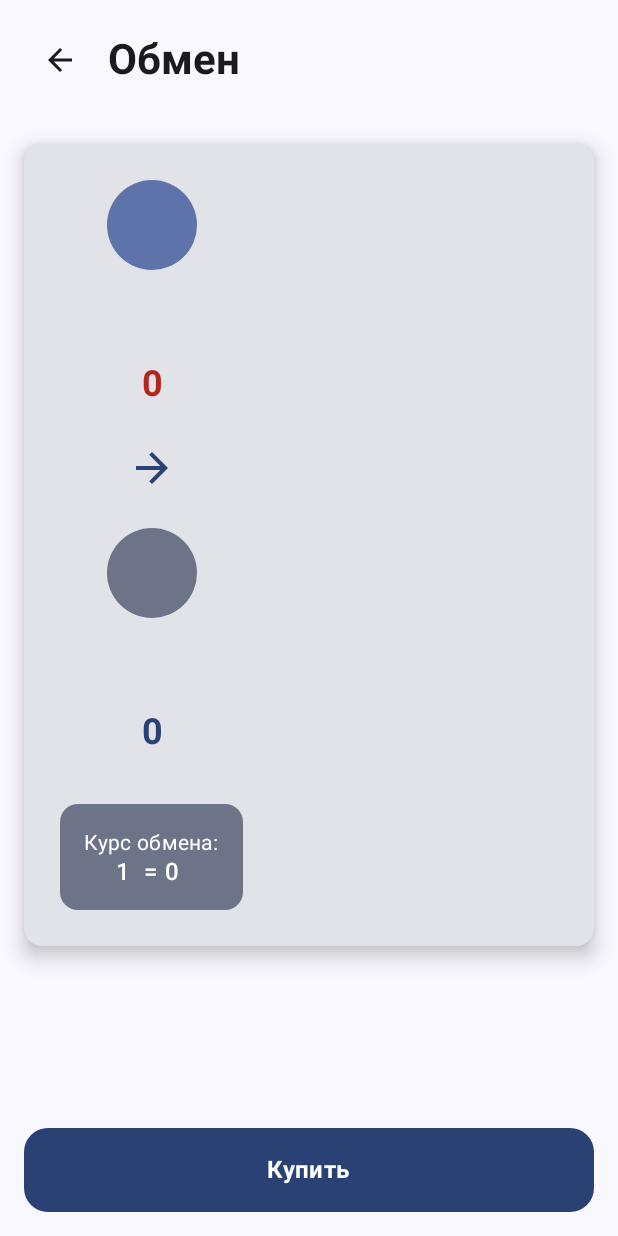
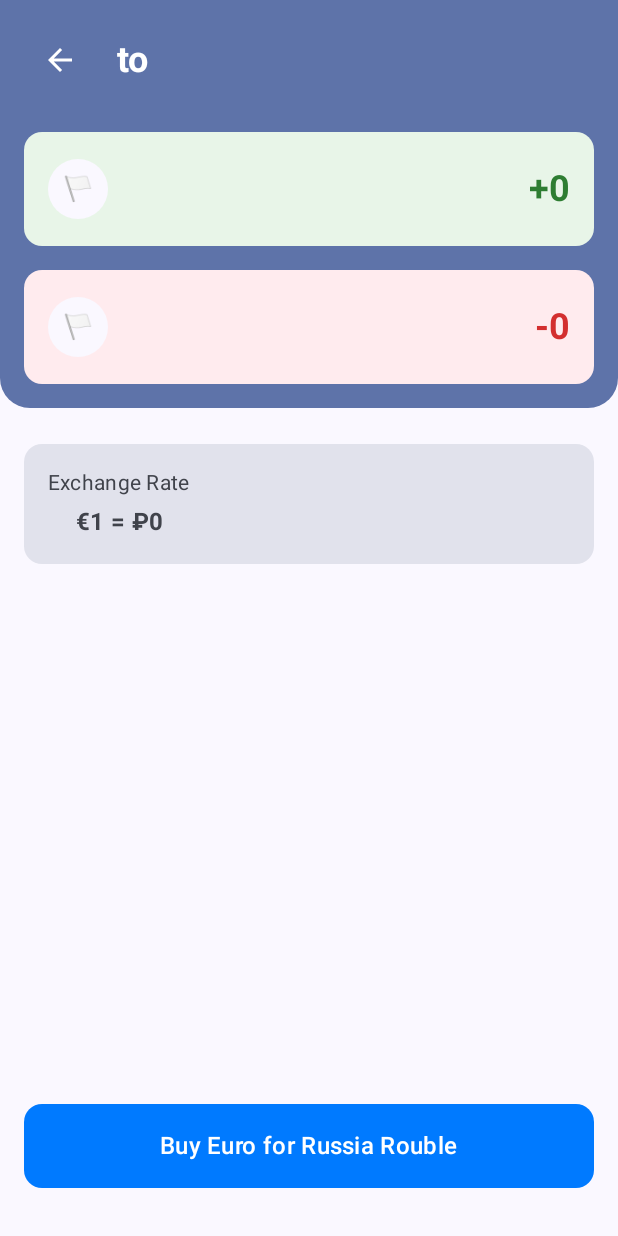
Before and after one commit to Chernuhin-Dmitriy/CurrencyConverter, an Android app built with Jetpack Compose: the composable ExchangeScreen called with empty values, on a phone screen of 412 x 824 dp. Run offline under Robolectric (Android 15) with nearby library versions, the phone set to English and light mode, and no system bars; our stand-ins replace Dagger/Hilt's generated code, Room's generated code.

Commit message:
Fix ExchangeScreen

```diff
--- a/app/src/main/java/com/example/currencyconverter/presentation/ExchangeScreen.kt
+++ b/app/src/main/java/com/example/currencyconverter/presentation/ExchangeScreen.kt
@@ -5,11 +5,11 @@ import androidx.compose.foundation.layout.*
 import androidx.compose.foundation.shape.RoundedCornerShape
 import androidx.compose.material.icons.Icons
 import androidx.compose.material.icons.filled.ArrowBack
-import androidx.compose.material.icons.filled.ArrowForward
 import androidx.compose.material3.*
 import androidx.compose.runtime.*
 import androidx.compose.ui.Alignment
 import androidx.compose.ui.Modifier
+import androidx.compose.ui.graphics.Color
 import androidx.compose.ui.platform.LocalContext
 import androidx.compose.ui.res.stringResource
 import androidx.compose.ui.text.font.FontWeight
@@ -51,7 +51,18 @@ fun ExchangeScreen(
     Column(
         modifier = Modifier
             .fillMaxSize()
-            .padding(16.dp)
+            .background(MaterialTheme.colorScheme.surface)
+    ) {
+        // Header
+        Card(
+            modifier = Modifier.fillMaxWidth(),
+            shape = RoundedCornerShape(bottomStart = 20.dp, bottomEnd = 20.dp),
+            colors = CardDefaults.cardColors(
+                containerColor = MaterialTheme.colorScheme.primaryContainer
+            )
+        ) {
+            Column(
+                modifier = Modifier.padding(16.dp)
             ) {
                 // Toolbar
                 Row(
@@ -61,63 +72,53 @@ fun ExchangeScreen(
                     IconButton(onClick = onNavigateBack) {
                         Icon(
                             imageVector = Icons.Default.ArrowBack,
-                    contentDescription = null //stringResource(R.string.back)
+                            contentDescription = "Back",
+                            tint = MaterialTheme.colorScheme.onPrimaryContainer
                         )
                     }
 
                     Text(
-                text = stringResource(R.string.nav_exchange),
-                style = MaterialTheme.typography.headlineMedium,
+                        text = "${uiState.fromCurrency} to ${uiState.toCurrency}",
+                        style = MaterialTheme.typography.headlineSmall,
                         fontWeight = FontWeight.Bold,
+                        color = MaterialTheme.colorScheme.onPrimaryContainer,
                         modifier = Modifier.padding(start = 8.dp)
                     )
                 }
 
-        Spacer(modifier = Modifier.height(32.dp))
+                Spacer(modifier = Modifier.height(24.dp))
 
-        // Карточка с информацией об обмене
-        Card(
-            modifier = Modifier.fillMaxWidth(),
-            elevation = CardDefaults.cardElevation(defaultElevation = 8.dp)
-        ) {
-            Column(
-                modifier = Modifier.padding(24.dp),
-                horizontalAlignment = Alignment.CenterHorizontally
-            ) {
-                // От валюты
-                ExchangeCurrencyInfo(
+                // Покупаемая валюта (сверху, зеленая)
+                ExchangeCurrencyCard(
+                    currencyCode = uiState.toCurrency,
+                    amount = uiState.toAmount,
+                    context = context,
+                    isPositive = true,
+                    prefix = "+"
+                )
+
+                Spacer(modifier = Modifier.height(16.dp))
+
+                // Продаваемая валюта (снизу, красная)
+                ExchangeCurrencyCard(
                     currencyCode = uiState.fromCurrency,
                     amount = uiState.fromAmount,
                     context = context,
-                    isFrom = true
+                    isPositive = false,
+                    prefix = "-"
                 )
+            }
+        }
 
         Spacer(modifier = Modifier.height(24.dp))
 
-                // Стрелка
-                Icon(
-                    imageVector = Icons.Default.ArrowForward,
-                    contentDescription = null,
-                    modifier = Modifier.size(32.dp),
-                    tint = MaterialTheme.colorScheme.primary
-                )
-
-                Spacer(modifier = Modifier.height(24.dp))
-
-                // К валюте
-                ExchangeCurrencyInfo(
-                    currencyCode = uiState.toCurrency,
-                    amount = uiState.toAmount,
-                    context = context,
-                    isFrom = false
-                )
-
-                Spacer(modifier = Modifier.height(32.dp))
-
         // Курс обмена
         Card(
+            modifier = Modifier
+                .fillMaxWidth()
+                .padding(horizontal = 16.dp),
             colors = CardDefaults.cardColors(
-                        containerColor = MaterialTheme.colorScheme.secondaryContainer
+                containerColor = MaterialTheme.colorScheme.surfaceVariant
             )
         ) {
             Column(
@@ -125,18 +126,17 @@ fun ExchangeScreen(
                 horizontalAlignment = Alignment.CenterHorizontally
             ) {
                 Text(
-                            text = stringResource(R.string.exchange_rate),
+                    text = "Exchange Rate",
                     style = MaterialTheme.typography.bodyMedium,
-                            color = MaterialTheme.colorScheme.onSecondaryContainer
+                    color = MaterialTheme.colorScheme.onSurfaceVariant
                 )
+                Spacer(modifier = Modifier.height(4.dp))
                 Text(
-                            text = "1 ${uiState.fromCurrency} = ${CurrencyUtils.formatAmount(uiState.exchangeRate)} ${uiState.toCurrency}",
-                            style = MaterialTheme.typography.bodyLarge,
-                            fontWeight = FontWeight.Medium,
-                            color = MaterialTheme.colorScheme.onSecondaryContainer
+                    text = "€1 = ₽${CurrencyUtils.formatAmount(uiState.exchangeRate)}",
+                    style = MaterialTheme.typography.titleMedium,
+                    fontWeight = FontWeight.Bold,
+                    color = MaterialTheme.colorScheme.onSurfaceVariant
                 )
-                    }
-                }
             }
         }
 
@@ -145,7 +145,9 @@ fun ExchangeScreen(
         // Сообщение об ошибке
         uiState.errorMessage?.let { error ->
             Card(
-                modifier = Modifier.fillMaxWidth(),
+                modifier = Modifier
+                    .fillMaxWidth()
+                    .padding(horizontal = 16.dp),
                 colors = CardDefaults.cardColors(
                     containerColor = MaterialTheme.colorScheme.errorContainer
                 )
@@ -164,20 +166,26 @@ fun ExchangeScreen(
             onClick = { viewModel.performExchange() },
             modifier = Modifier
                 .fillMaxWidth()
+                .padding(horizontal = 16.dp)
+                .padding(bottom = 32.dp)
                 .height(56.dp),
             enabled = !uiState.isLoading,
-            shape = RoundedCornerShape(16.dp)
+            shape = RoundedCornerShape(12.dp),
+            colors = ButtonDefaults.buttonColors(
+                containerColor = Color(0xFF007AFF)
+            )
         ) {
             if (uiState.isLoading) {
                 CircularProgressIndicator(
                     modifier = Modifier.size(20.dp),
-                    color = MaterialTheme.colorScheme.onPrimary
+                    color = Color.White
                 )
             } else {
                 Text(
-                    text = stringResource(R.string.buy_button),
+                    text = "Buy Euro for Russia Rouble",
                     style = MaterialTheme.typography.titleMedium,
-                    fontWeight = FontWeight.Bold
+                    fontWeight = FontWeight.Medium,
+                    color = Color.White
                 )
             }
         }
@@ -185,69 +193,85 @@ fun ExchangeScreen(
 }
 
 @Composable
-private fun ExchangeCurrencyInfo(
+private fun ExchangeCurrencyCard(
     currencyCode: String,
     amount: Double,
     context: android.content.Context,
-    isFrom: Boolean
+    isPositive: Boolean,
+    prefix: String
 ) {
     val currencyInfo = CurrencyUtils.getCurrencyInfo(context, currencyCode)
+    val backgroundColor = if (isPositive) {
+        Color(0xFFE8F5E8) // Светло-зеленый
+    } else {
+        Color(0xFFFFEBEE) // Светло-красный
+    }
 
-    Column(
-        horizontalAlignment = Alignment.CenterHorizontally
+    val textColor = if (isPositive) {
+        Color(0xFF2E7D32) // Темно-зеленый
+    } else {
+        Color(0xFFD32F2F) // Темно-красный
+    }
+
+    Card(
+        modifier = Modifier.fillMaxWidth(),
+        colors = CardDefaults.cardColors(
+            containerColor = backgroundColor
+        ),
+        shape = RoundedCornerShape(12.dp)
     ) {
-        // Флаг валюты (заглушка)
+        Row(
+            modifier = Modifier
+                .fillMaxWidth()
+                .padding(16.dp),
+            verticalAlignment = Alignment.CenterVertically,
+            horizontalArrangement = Arrangement.SpaceBetween
+        ) {
+            // Флаг и информация о валюте
+            Row(
+                verticalAlignment = Alignment.CenterVertically
+            ) {
+                // Флаг валюты
                 Box(
                     modifier = Modifier
-                .size(60.dp)
+                        .size(40.dp)
                         .background(
-                    color = if (isFrom) {
-                        MaterialTheme.colorScheme.primaryContainer
-                    } else {
-                        MaterialTheme.colorScheme.secondaryContainer
-                    },
-                    shape = RoundedCornerShape(30.dp)
+                            color = MaterialTheme.colorScheme.surface,
+                            shape = RoundedCornerShape(20.dp)
                         ),
                     contentAlignment = Alignment.Center
                 ) {
                     Text(
-                text = currencyCode.take(2),
-                fontSize = 18.sp,
-                fontWeight = FontWeight.Bold,
-                color = if (isFrom) {
-                    MaterialTheme.colorScheme.onPrimaryContainer
-                } else {
-                    MaterialTheme.colorScheme.onSecondaryContainer
-                }
+                        text = CurrencyUtils.getCurrencyFlag(currencyCode),
+                        fontSize = 16.sp
                     )
                 }
 
-        Spacer(modifier = Modifier.height(8.dp))
+                Spacer(modifier = Modifier.width(12.dp))
 
+                Column {
+                    Text(
+                        text = currencyCode,
+                        style = MaterialTheme.typography.titleMedium,
+                        fontWeight = FontWeight.Bold,
+                        color = textColor
+                    )
                     Text(
                         text = currencyInfo.name,
-            style = MaterialTheme.typography.titleMedium,
-            fontWeight = FontWeight.Medium,
-            textAlign = TextAlign.Center
-        )
-
-        Text(
-            text = currencyCode,
                         style = MaterialTheme.typography.bodyMedium,
-            color = MaterialTheme.colorScheme.onSurfaceVariant
-        )
-
-        Spacer(modifier = Modifier.height(8.dp))
-
-        Text(
-            text = CurrencyUtils.formatAmount(amount),
-            style = MaterialTheme.typography.headlineSmall,
-            fontWeight = FontWeight.Bold,
-            color = if (isFrom) {
-                MaterialTheme.colorScheme.error
-            } else {
-                MaterialTheme.colorScheme.primary
-            }
+                        color = textColor.copy(alpha = 0.7f)
                     )
                 }
             }
+
+            // Сумма
+            Text(
+                text = "$prefix${CurrencyUtils.formatAmount(amount)}",
+                style = MaterialTheme.typography.headlineSmall,
+                fontWeight = FontWeight.Bold,
+                color = textColor,
+                textAlign = TextAlign.End
+            )
+        }
+    }
+}
--- a/app/src/main/java/com/example/currencyconverter/presentation/TransactionsScreen.kt
+++ b/app/src/main/java/com/example/currencyconverter/presentation/TransactionsScreen.kt
@@ -144,7 +144,7 @@ private fun TransactionItem(
                 verticalAlignment = Alignment.CenterVertically
             ) {
                 Text(
-                    text = stringResource(R.string.transaction_format, transaction.id), //transaction_title
+                    text = stringResource(R.string.transaction_title, transaction.id),
                     style = MaterialTheme.typography.titleMedium,
                     fontWeight = FontWeight.Medium
                 )
@@ -195,7 +195,7 @@ private fun TransactionItem(
             val exchangeRate = transaction.toAmount / transaction.fromAmount
             Text(
                 text = stringResource(
-                    R.string.transaction_format,//transaction_rate,
+                    R.string.transaction_rate,
                     transaction.fromCurrency,
                     CurrencyUtils.formatAmount(exchangeRate),
                     transaction.toCurrency
--- a/app/src/main/res/values/strings.xml
+++ b/app/src/main/res/values/strings.xml
@@ -32,6 +32,8 @@
     <string name="no_transactions" translatable="false">Нет транзакций</string>
     <string name="transaction_format" translatable="false">%1$s → %2$s</string>
     <string name="amount_format" translatable="false">%1$s %2$s → %3$s %4$s</string>
+    <string name="transaction_title" translatable="false">Транзакция #%1$d</string>
+    <string name="transaction_rate" translatable="false">1 %1$s = %2$s %3$s</string>
 
 
     <string name="symbol_eur" translatable="false">€</string>
```
Also changed, not shown: app/src/main/java/com/example/currencyconverter/domain/usecase/ExchangeCurrencyUseCase.kt (+33 -19 lines), app/src/main/java/com/example/currencyconverter/presentation/CurrenciesScreen.kt (+45 -20 lines), app/src/main/java/com/example/currencyconverter/presentation/CurrenciesViewModel.kt (+45 -14 lines), app/src/main/java/com/example/currencyconverter/presentation/ExchangeViewModel.kt (+33 -6 lines). Lines whose indentation alone changed are shown as unchanged.
